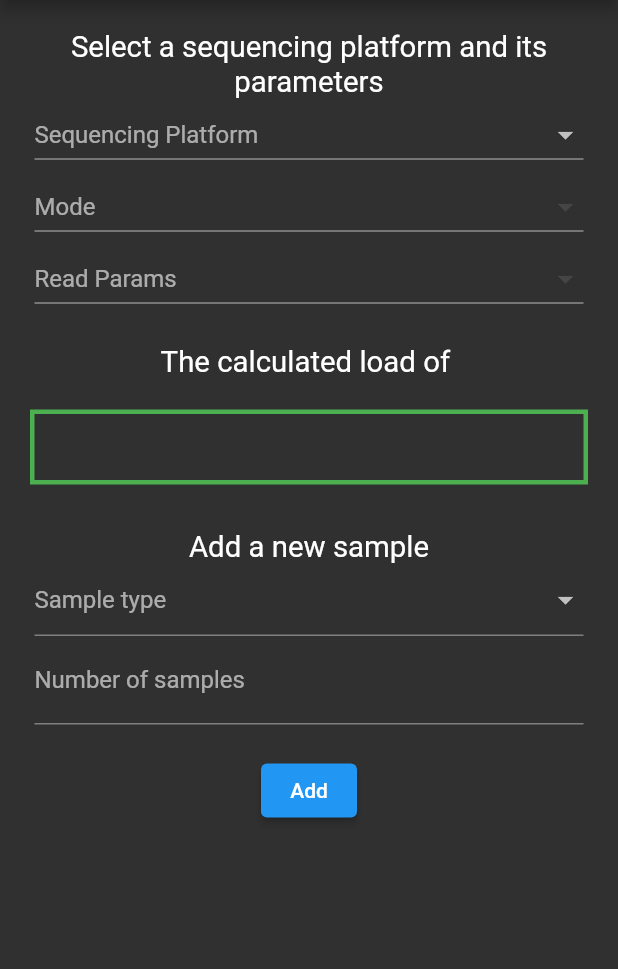
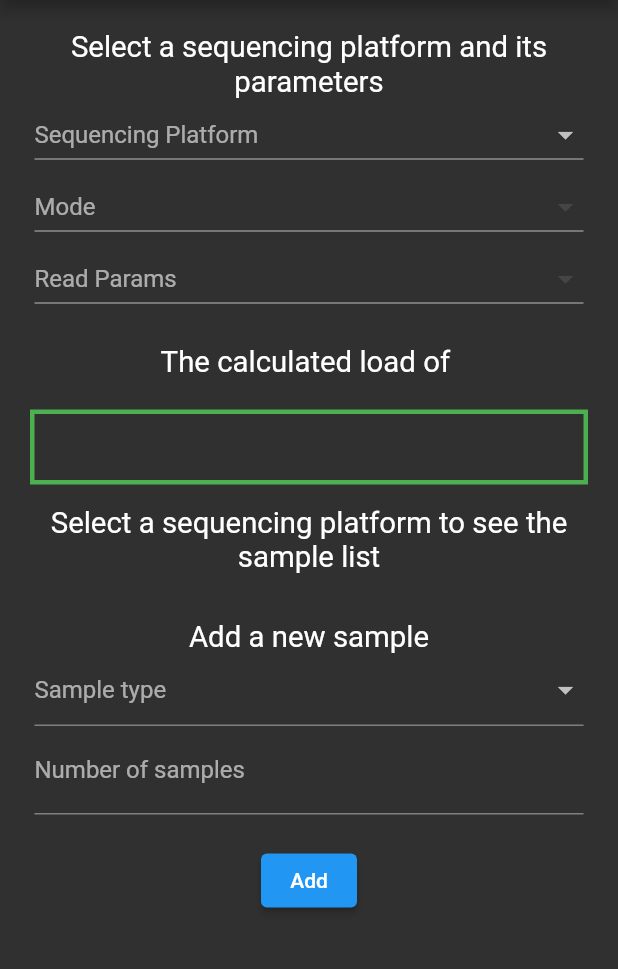
Before and after one commit to vogdb/ngs-run-calculator-flutter, a Flutter app: the screen it shows after launch, on a phone screen of 412 x 824 dp, the part 84-1053 px from its top. Run offline on Flutter 3.47's test engine with Material 2 defaults, Android fonts, the light colour scheme and no system bars.

Commit message:
Add clarifying text when no seq platform is selected

```diff
--- a/lib/widgets/sample_list.dart
+++ b/lib/widgets/sample_list.dart
@@ -87,7 +87,15 @@ class _SampleListState extends State<SampleList> {
   Widget build(BuildContext context) {
     var seqParams = Provider.of<SelectedSeqPlatform>(context).params;
     if (seqParams == null) {
-      return const SizedBox.shrink();
+      return SizedBox(
+          height: 60,
+          child: Align(
+            alignment: Alignment.bottomCenter,
+              child: Text(
+            'Select a sequencing platform to see the sample list',
+            style: DefaultTextStyle.of(context).style.apply(fontSizeFactor: 1.4),
+                textAlign: TextAlign.center,
+          )));
     }
 
     var samples = Provider.of<SelectedSamples>(context);
```
